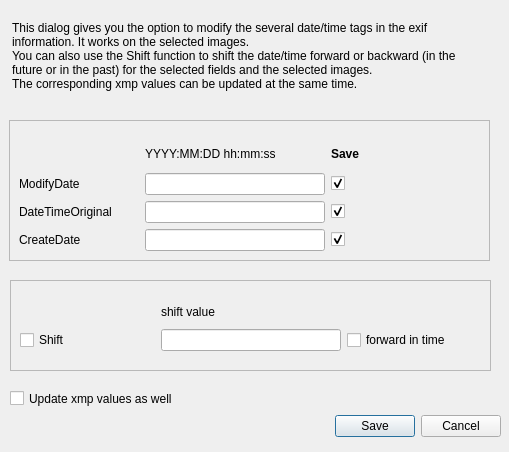
This is scripts/ui/modifydatetime.ui in hvdwolf/pyExifToolGUI as Qt 5 draws it before an edit. The edited form follows.
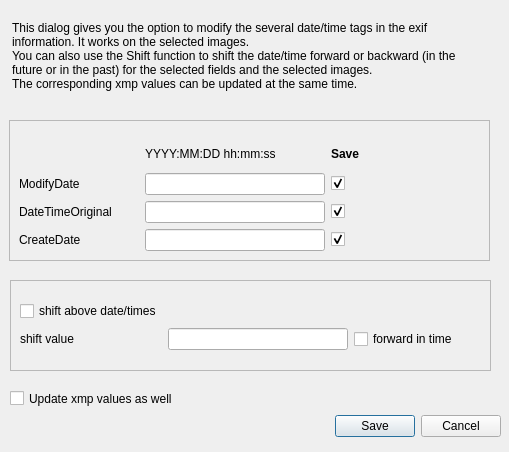
This is the edited form.

```diff
--- a/scripts/ui/modifydatetime.ui
+++ b/scripts/ui/modifydatetime.ui
@@ -216,7 +216,7 @@
       <x>0</x>
       <y>10</y>
       <width>471</width>
-      <height>61</height>
+      <height>62</height>
      </rect>
     </property>
     <layout class="QGridLayout" name="gridLayout">
@@ -249,14 +249,14 @@
        </property>
       </widget>
      </item>
+     <item row="0" column="0">
+      <widget class="QCheckBox" name="chk_qddt_shift">
+       <property name="text">
+        <string>shift above date/times</string>
+       </property>
+      </widget>
+     </item>
      <item row="1" column="0">
-      <widget class="QCheckBox" name="qddt_shift">
-       <property name="text">
-        <string>Shift </string>
-       </property>
-      </widget>
-     </item>
-     <item row="0" column="1">
       <widget class="QLabel" name="label_7">
        <property name="text">
         <string>shift value</string>
```
